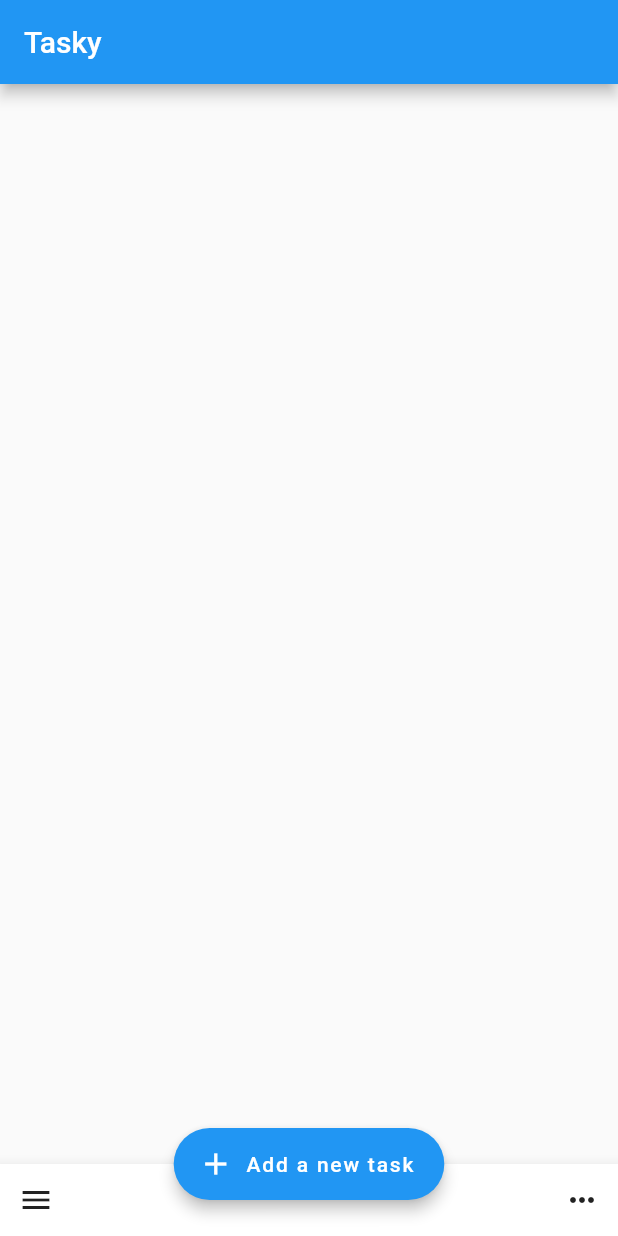
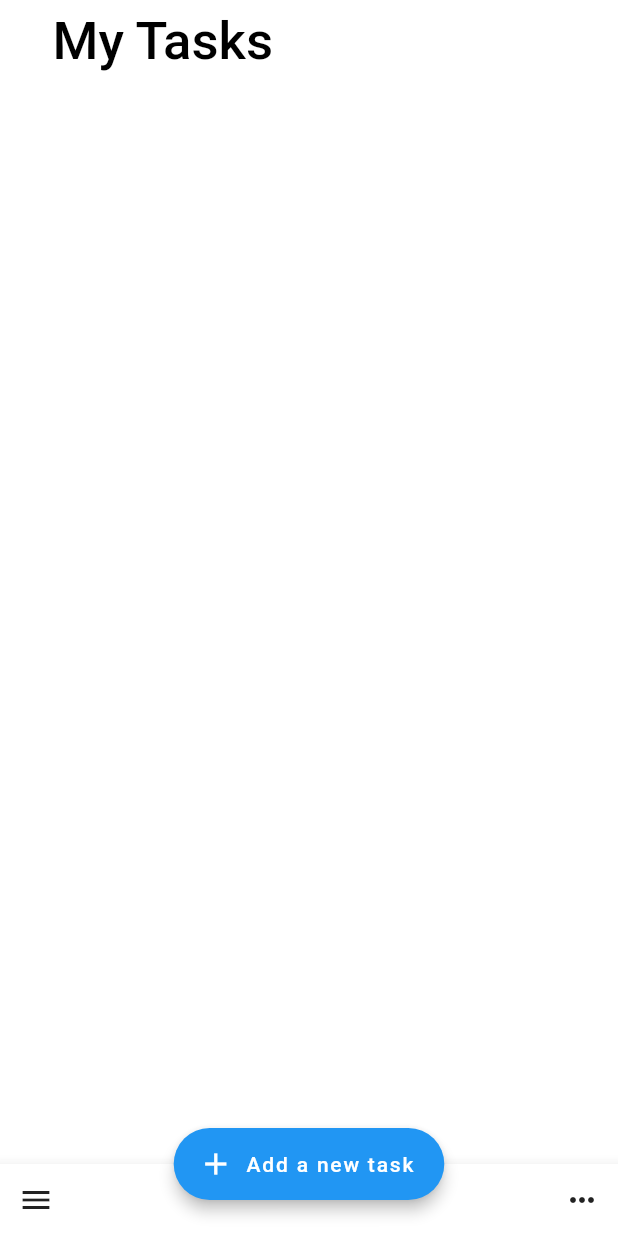
Before and after one commit to rodydavis/flutter_tasks, a Flutter app: the screen it shows after launch, on a phone screen of 412 x 824 dp. Run offline on Flutter 3.47's test engine with Material 2 defaults, Android fonts, the phone set to English and light mode, and no system bars.

Commit message:
Adding Silver App Bar

```diff
--- a/lib/home.dart
+++ b/lib/home.dart
@@ -14,7 +14,14 @@ class MyHomePage extends StatefulWidget {
   _MyHomePageState createState() => new _MyHomePageState();
 }
 
+enum AppBarBehavior { normal, pinned, floating, snapping }
+
 class _MyHomePageState extends State<MyHomePage> {
+  static final GlobalKey<ScaffoldState> _scaffoldKey =
+      new GlobalKey<ScaffoldState>();
+  final double _appBarHeight = 75.0;
+  AppBarBehavior _appBarBehavior = AppBarBehavior.snapping;
+
   @override
   void initState() {
     super.initState();
@@ -53,14 +60,42 @@ class _MyHomePageState extends State<MyHomePage> {
   @override
   Widget build(BuildContext context) {
     return new Scaffold(
-      appBar: AppBar(
-        title: const Text('Tasky'),
-      ),
-      body: Padding(
-        padding: const EdgeInsets.all(0.0),
-        child: ListView.builder(
-          itemBuilder: _buildItem,
-          itemCount: _items.length == null ? 0 : _items.length,
+      key: _scaffoldKey,
+      body: Container(
+        color: Colors.white,
+        child: CustomScrollView(
+          slivers: <Widget>[
+            new SliverAppBar(
+              brightness: Brightness.light,
+              expandedHeight: _appBarHeight,
+              pinned: _appBarBehavior == AppBarBehavior.pinned,
+              floating: _appBarBehavior == AppBarBehavior.floating ||
+                  _appBarBehavior == AppBarBehavior.snapping,
+              snap: _appBarBehavior == AppBarBehavior.snapping,
+              title: Padding(
+                padding: EdgeInsets.all(15.0),
+                child: Text(
+                  'My Tasks',
+                  style: TextStyle(
+                    color: Colors.black,
+                    fontSize: 35.0,
+                  ),
+                ),
+              ),
+              titleSpacing: 20.0,
+              centerTitle: false,
+              elevation: 6.0,
+              backgroundColor: Colors.white,
+            ),
+            new SliverList(
+              delegate: new SliverChildBuilderDelegate(
+                (BuildContext context, int index) {
+                  return _buildItem(context, index);
+                },
+                childCount: _items.length == null ? 0 : _items.length,
+              ),
+            ),
+          ],
         ),
       ),
       floatingActionButton: FloatingActionButton.extended(
```
